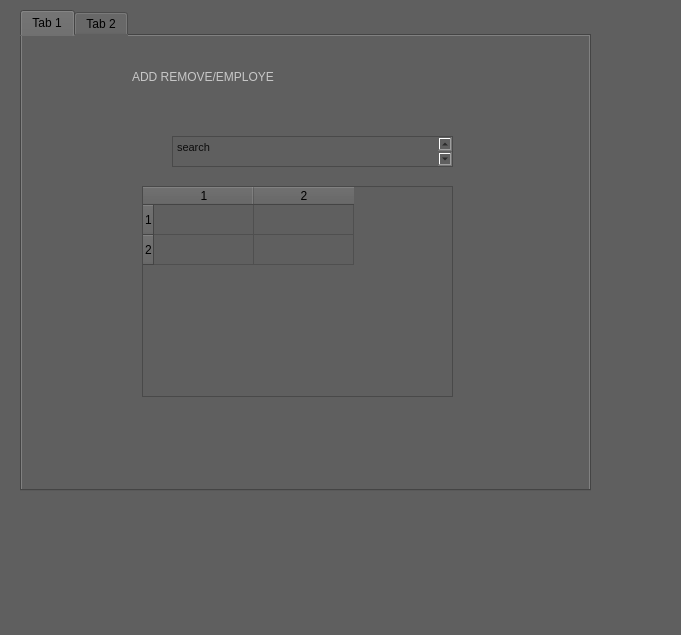
Before: the Qt Designer form Main_admin.ui in AristidisZ/Login-Register, drawn with Qt 5.
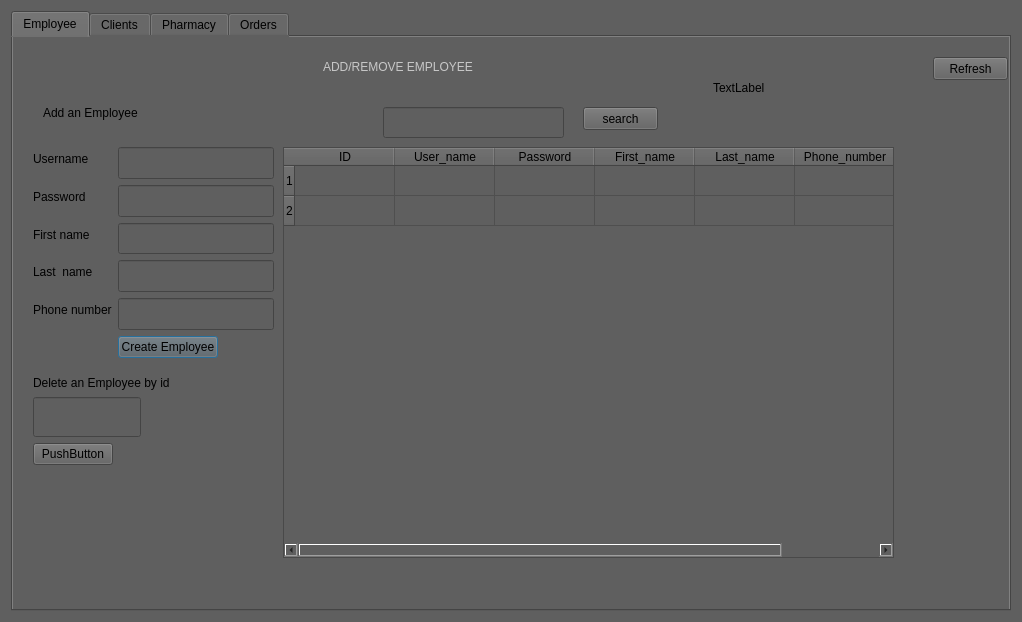
After: the same form once the commit is applied.

Commit message: working add/remover/research employee

What changed in the file:
```diff
--- a/Main_admin.ui
+++ b/Main_admin.ui
@@ -9,27 +9,48 @@
    <rect>
     <x>0</x>
     <y>0</y>
-    <width>681</width>
-    <height>635</height>
+    <width>1039</width>
+    <height>810</height>
    </rect>
   </property>
+  <property name="sizePolicy">
+   <sizepolicy hsizetype="Preferred" vsizetype="Preferred">
+    <horstretch>0</horstretch>
+    <verstretch>0</verstretch>
+   </sizepolicy>
+  </property>
+  <property name="minimumSize">
+   <size>
+    <width>400</width>
+    <height>0</height>
+   </size>
+  </property>
   <property name="windowTitle">
    <string>Dialog</string>
   </property>
   <property name="styleSheet">
    <string notr="true">background-color:rgb(95, 95, 95)</string>
   </property>
+  <layout class="QGridLayout" name="gridLayout">
+   <property name="sizeConstraint">
+    <enum>QLayout::SetFixedSize</enum>
+   </property>
+   <item row="0" column="0">
   <widget class="QTabWidget" name="tabWidget">
    <property name="enabled">
     <bool>true</bool>
    </property>
-   <property name="geometry">
-    <rect>
-     <x>20</x>
-     <y>10</y>
-     <width>571</width>
-     <height>481</height>
-    </rect>
+     <property name="sizePolicy">
+      <sizepolicy hsizetype="Expanding" vsizetype="Expanding">
+       <horstretch>0</horstretch>
+       <verstretch>0</verstretch>
+      </sizepolicy>
+     </property>
+     <property name="minimumSize">
+      <size>
+       <width>1000</width>
+       <height>600</height>
+      </size>
    </property>
    <property name="mouseTracking">
     <bool>true</bool>
@@ -42,36 +63,312 @@
      <bool>true</bool>
     </property>
     <attribute name="title">
-     <string>Tab 1</string>
-    </attribute>
-    <widget class="QTextEdit" name="textEdit">
+       <string>Employee</string>
+      </attribute>
+      <widget class="QTableWidget" name="tableWidget">
      <property name="geometry">
       <rect>
-       <x>150</x>
-       <y>100</y>
-       <width>281</width>
+         <x>270</x>
+         <y>110</y>
+         <width>611</width>
+         <height>411</height>
+        </rect>
+       </property>
+       <property name="minimumSize">
+        <size>
+         <width>0</width>
+         <height>0</height>
+        </size>
+       </property>
+       <property name="sizeAdjustPolicy">
+        <enum>QAbstractScrollArea::AdjustToContentsOnFirstShow</enum>
+       </property>
+       <property name="rowCount">
+        <number>2</number>
+       </property>
+       <property name="columnCount">
+        <number>6</number>
+       </property>
+       <row/>
+       <row/>
+       <column>
+        <property name="text">
+         <string>ID</string>
+        </property>
+       </column>
+       <column>
+        <property name="text">
+         <string>User_name</string>
+        </property>
+       </column>
+       <column>
+        <property name="text">
+         <string>Password</string>
+        </property>
+       </column>
+       <column>
+        <property name="text">
+         <string>First_name</string>
+        </property>
+       </column>
+       <column>
+        <property name="text">
+         <string>Last_name</string>
+        </property>
+       </column>
+       <column>
+        <property name="text">
+         <string>Phone_number</string>
+        </property>
+       </column>
+      </widget>
+      <widget class="QWidget" name="formLayoutWidget">
+       <property name="geometry">
+        <rect>
+         <x>20</x>
+         <y>110</y>
+         <width>241</width>
+         <height>211</height>
+        </rect>
+       </property>
+       <layout class="QFormLayout" name="formLayout_2">
+        <property name="fieldGrowthPolicy">
+         <enum>QFormLayout::AllNonFixedFieldsGrow</enum>
+        </property>
+        <item row="0" column="0">
+         <widget class="QLabel" name="label">
+          <property name="text">
+           <string>Username</string>
+          </property>
+         </widget>
+        </item>
+        <item row="0" column="1">
+         <widget class="QLineEdit" name="text_username_employee">
+          <property name="sizePolicy">
+           <sizepolicy hsizetype="Expanding" vsizetype="Expanding">
+            <horstretch>0</horstretch>
+            <verstretch>0</verstretch>
+           </sizepolicy>
+          </property>
+          <property name="minimumSize">
+           <size>
+            <width>0</width>
+            <height>30</height>
+           </size>
+          </property>
+         </widget>
+        </item>
+        <item row="1" column="0">
+         <widget class="QLabel" name="label_3">
+          <property name="text">
+           <string>Password</string>
+          </property>
+         </widget>
+        </item>
+        <item row="1" column="1">
+         <widget class="QLineEdit" name="text_password_employee">
+          <property name="sizePolicy">
+           <sizepolicy hsizetype="Expanding" vsizetype="Expanding">
+            <horstretch>0</horstretch>
+            <verstretch>0</verstretch>
+           </sizepolicy>
+          </property>
+          <property name="minimumSize">
+           <size>
+            <width>0</width>
+            <height>30</height>
+           </size>
+          </property>
+         </widget>
+        </item>
+        <item row="2" column="0">
+         <widget class="QLabel" name="label_4">
+          <property name="text">
+           <string>First name</string>
+          </property>
+         </widget>
+        </item>
+        <item row="2" column="1">
+         <widget class="QLineEdit" name="text_firstname_employee">
+          <property name="sizePolicy">
+           <sizepolicy hsizetype="Expanding" vsizetype="Expanding">
+            <horstretch>0</horstretch>
+            <verstretch>0</verstretch>
+           </sizepolicy>
+          </property>
+          <property name="minimumSize">
+           <size>
+            <width>0</width>
+            <height>30</height>
+           </size>
+          </property>
+         </widget>
+        </item>
+        <item row="3" column="0">
+         <widget class="QLabel" name="label_5">
+          <property name="text">
+           <string>Last  name</string>
+          </property>
+         </widget>
+        </item>
+        <item row="3" column="1">
+         <widget class="QLineEdit" name="text_lastname_employee">
+          <property name="sizePolicy">
+           <sizepolicy hsizetype="Expanding" vsizetype="Expanding">
+            <horstretch>0</horstretch>
+            <verstretch>0</verstretch>
+           </sizepolicy>
+          </property>
+          <property name="minimumSize">
+           <size>
+            <width>0</width>
+            <height>30</height>
+           </size>
+          </property>
+         </widget>
+        </item>
+        <item row="4" column="0">
+         <widget class="QLabel" name="label_6">
+          <property name="text">
+           <string>Phone number</string>
+          </property>
+         </widget>
+        </item>
+        <item row="4" column="1">
+         <widget class="QLineEdit" name="text_phone_number_employee">
+          <property name="sizePolicy">
+           <sizepolicy hsizetype="Expanding" vsizetype="Expanding">
+            <horstretch>0</horstretch>
+            <verstretch>0</verstretch>
+           </sizepolicy>
+          </property>
+          <property name="minimumSize">
+           <size>
+            <width>0</width>
+            <height>30</height>
+           </size>
+          </property>
+         </widget>
+        </item>
+        <item row="5" column="1">
+         <widget class="QPushButton" name="load_button">
+          <property name="maximumSize">
+           <size>
+            <width>100</width>
+            <height>16777215</height>
+           </size>
+          </property>
+          <property name="text">
+           <string>Create Employee</string>
+          </property>
+         </widget>
+        </item>
+       </layout>
+      </widget>
+      <widget class="QLabel" name="label_13">
+       <property name="geometry">
+        <rect>
+         <x>20</x>
+         <y>330</y>
+         <width>191</width>
        <height>31</height>
       </rect>
      </property>
      <property name="styleSheet">
-      <string notr="true">color:rgb(13, 13, 13)</string>
-     </property>
-     <property name="html">
-      <string>&lt;!DOCTYPE HTML PUBLIC &quot;-//W3C//DTD HTML 4.0//EN&quot; &quot;http://www.w3.org/TR/REC-html40/strict.dtd&quot;&gt;
-&lt;html&gt;&lt;head&gt;&lt;meta name=&quot;qrichtext&quot; content=&quot;1&quot; /&gt;&lt;style type=&quot;text/css&quot;&gt;
-p, li { white-space: pre-wrap; }
-&lt;/style&gt;&lt;/head&gt;&lt;body style=&quot; font-family:'MS Shell Dlg 2'; font-size:8.25pt; font-weight:400; font-style:normal;&quot;&gt;
-&lt;p style=&quot; margin-top:0px; margin-bottom:0px; margin-left:0px; margin-right:0px; -qt-block-indent:0; text-indent:0px;&quot;&gt;search&lt;/p&gt;
-&lt;p style=&quot;-qt-paragraph-type:empty; margin-top:0px; margin-bottom:0px; margin-left:0px; margin-right:0px; -qt-block-indent:0; text-indent:0px;&quot;&gt;&lt;br /&gt;&lt;/p&gt;&lt;/body&gt;&lt;/html&gt;</string>
-     </property>
-    </widget>
-    <widget class="QLabel" name="label_2">
+        <string notr="true">font: 12pt &quot;MS Shell Dlg 2&quot;;</string>
+       </property>
+       <property name="text">
+        <string>Delete an Employee by id</string>
+       </property>
+      </widget>
+      <widget class="QLabel" name="label_14">
      <property name="geometry">
       <rect>
-       <x>110</x>
+         <x>30</x>
+         <y>60</y>
+         <width>141</width>
+         <height>31</height>
+        </rect>
+       </property>
+       <property name="styleSheet">
+        <string notr="true">font: 12pt &quot;MS Shell Dlg 2&quot;;</string>
+       </property>
+       <property name="text">
+        <string>Add an Employee</string>
+       </property>
+      </widget>
+      <widget class="QWidget" name="formLayoutWidget_2">
+       <property name="geometry">
+        <rect>
+         <x>20</x>
+         <y>360</y>
+         <width>160</width>
+         <height>80</height>
+        </rect>
+       </property>
+       <layout class="QFormLayout" name="formLayout_4">
+        <item row="0" column="0">
+         <widget class="QLineEdit" name="text_id">
+          <property name="minimumSize">
+           <size>
+            <width>0</width>
+            <height>40</height>
+           </size>
+          </property>
+         </widget>
+        </item>
+        <item row="1" column="0">
+         <widget class="QPushButton" name="delete_employee_button">
+          <property name="text">
+           <string>PushButton</string>
+          </property>
+         </widget>
+        </item>
+       </layout>
+      </widget>
+      <widget class="QPushButton" name="refresh_button">
+       <property name="geometry">
+        <rect>
+         <x>920</x>
        <y>20</y>
-       <width>361</width>
-       <height>41</height>
+         <width>75</width>
+         <height>23</height>
+        </rect>
+       </property>
+       <property name="text">
+        <string>Refresh</string>
+       </property>
+      </widget>
+      <widget class="QPushButton" name="search_button">
+       <property name="geometry">
+        <rect>
+         <x>570</x>
+         <y>70</y>
+         <width>75</width>
+         <height>23</height>
+        </rect>
+       </property>
+       <property name="text">
+        <string>search</string>
+       </property>
+      </widget>
+      <widget class="QLineEdit" name="text_search">
+       <property name="geometry">
+        <rect>
+         <x>370</x>
+         <y>70</y>
+         <width>181</width>
+         <height>31</height>
+        </rect>
+       </property>
+      </widget>
+      <widget class="QLabel" name="label_2">
+       <property name="geometry">
+        <rect>
+         <x>310</x>
+         <y>10</y>
+         <width>371</width>
+         <height>40</height>
       </rect>
      </property>
      <property name="layoutDirection">
@@ -81,31 +378,24 @@
       <string notr="true">font: 25pt &quot;MS Shell Dlg 2&quot;; color:rgb(199, 199, 199)</string>
      </property>
      <property name="text">
-      <string>ADD REMOVE/EMPLOYE</string>
+        <string>ADD/REMOVE EMPLOYEE</string>
      </property>
      <property name="scaledContents">
       <bool>false</bool>
      </property>
     </widget>
-    <widget class="QTableWidget" name="tableWidget">
+      <widget class="QLabel" name="label_admin">
      <property name="geometry">
       <rect>
-       <x>120</x>
-       <y>150</y>
-       <width>311</width>
-       <height>211</height>
-      </rect>
-     </property>
-     <property name="rowCount">
-      <number>2</number>
-     </property>
-     <property name="columnCount">
-      <number>2</number>
-     </property>
-     <row/>
-     <row/>
-     <column/>
-     <column/>
+         <x>700</x>
+         <y>10</y>
+         <width>201</width>
+         <height>81</height>
+        </rect>
+       </property>
+       <property name="text">
+        <string>TextLabel</string>
+       </property>
     </widget>
    </widget>
    <widget class="QWidget" name="tab_2">
@@ -113,10 +403,22 @@
      <bool>true</bool>
     </property>
     <attribute name="title">
-     <string>Tab 2</string>
-    </attribute>
-   </widget>
-  </widget>
+       <string>Clients</string>
+      </attribute>
+     </widget>
+     <widget class="QWidget" name="tab_3">
+      <attribute name="title">
+       <string>Pharmacy</string>
+      </attribute>
+     </widget>
+     <widget class="QWidget" name="tab_4">
+      <attribute name="title">
+       <string>Orders</string>
+      </attribute>
+     </widget>
+    </widget>
+   </item>
+  </layout>
  </widget>
  <resources/>
  <connections/>
```
Lines whose indentation alone changed are shown as unchanged. The commit also changes 2 other files.
